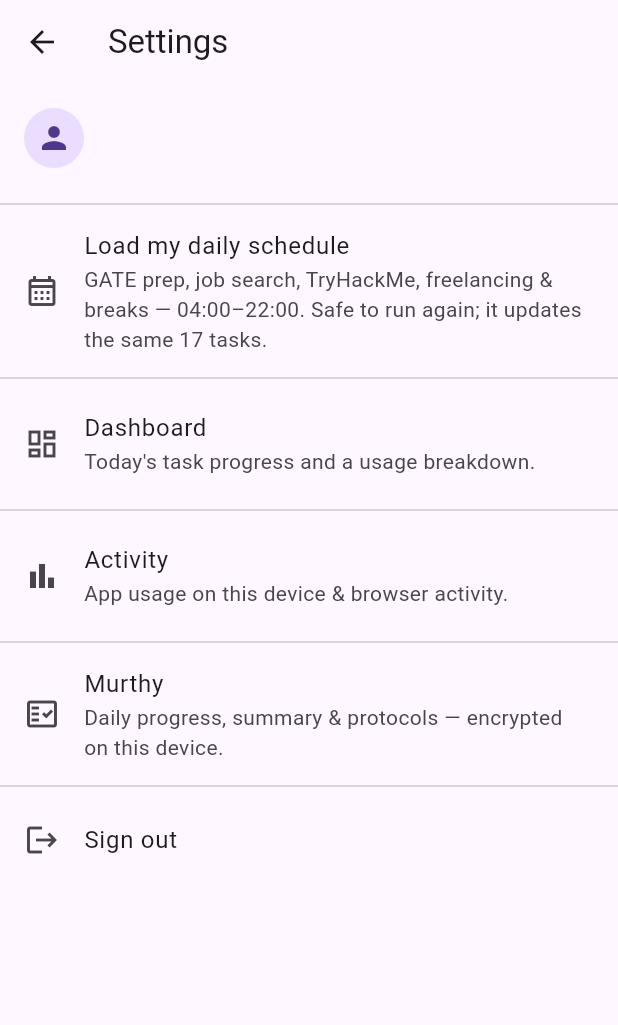
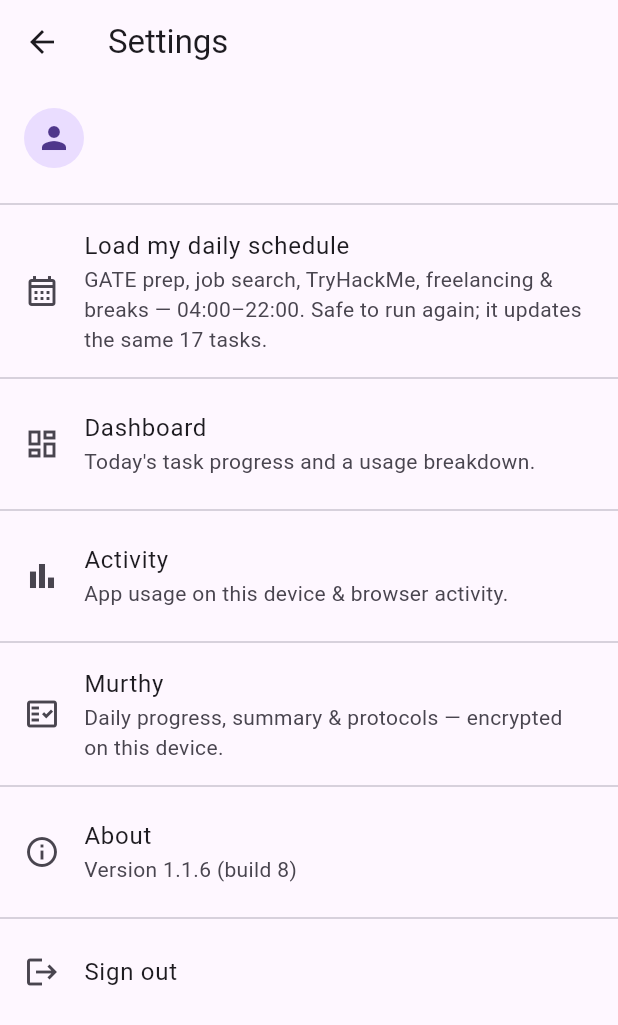
Before and after one commit to ghostsvector/daily_routine, a Flutter app: the SettingsScreen screen opened directly, on a phone screen of 412 x 824 dp. Shown: the top 1025 px of the screen. Run offline on Flutter 3.47's test engine with Material 3 defaults, Android fonts, the phone set to English and light mode, and no system bars; our stand-ins replace cloud_firestore, firebase_core, flutter_dotenv, flutter_riverpod, flutter_secure_storage, go_router and 1 more; missing offline and left inert: daily_routine_sdk, encrypt; accounts and stored records are empty.

Commit message:
Show app version under Settings > About
Bumps to 1.1.6. Adds package_info_plus so the installed version/build
number is visible from within the app itself (not just via `dpkg -l` on
desktop) — useful on mobile especially, where there's no package-manager
equivalent to check.

Co-Authored-By: Claude Sonnet 5 <noreply@anthropic.com>

```diff
--- a/lib/features/settings/screens/settings_screen.dart
+++ b/lib/features/settings/screens/settings_screen.dart
@@ -1,10 +1,15 @@
 import 'package:flutter/material.dart';
 import 'package:flutter_riverpod/flutter_riverpod.dart';
 import 'package:go_router/go_router.dart';
+import 'package:package_info_plus/package_info_plus.dart';
 
 import '../../../core/providers.dart';
 import '../../auth/providers/auth_providers.dart';
 import '../../routines/data/gate_daily_schedule.dart';
+
+final _packageInfoProvider = FutureProvider<PackageInfo>(
+  (ref) => PackageInfo.fromPlatform(),
+);
 
 class SettingsScreen extends ConsumerStatefulWidget {
   const SettingsScreen({super.key});
@@ -35,6 +40,7 @@ class _SettingsScreenState extends ConsumerState<SettingsScreen> {
   @override
   Widget build(BuildContext context) {
     final user = ref.watch(currentUserProvider);
+    final packageInfo = ref.watch(_packageInfoProvider);
 
     return Scaffold(
       appBar: AppBar(title: const Text('Settings')),
@@ -90,6 +96,18 @@ class _SettingsScreenState extends ConsumerState<SettingsScreen> {
           ),
           const Divider(),
           ListTile(
+            leading: const Icon(Icons.info_outline),
+            title: const Text('About'),
+            subtitle: Text(
+              packageInfo.when(
+                data: (info) => 'Version ${info.version} (build ${info.buildNumber})',
+                loading: () => 'Loading version…',
+                error: (_, _) => 'Version unavailable',
+              ),
+            ),
+          ),
+          const Divider(),
+          ListTile(
             leading: const Icon(Icons.logout),
             title: const Text('Sign out'),
             onTap: () => ref.read(authServiceProvider).signOut(),
--- a/pubspec.yaml
+++ b/pubspec.yaml
@@ -16,7 +16,7 @@ publish_to: 'none' # Remove this line if you wish to publish to pub.dev
 # https://developer.apple.com/library/archive/documentation/General/Reference/InfoPlistKeyReference/Articles/CoreFoundationKeys.html
 # In Windows, build-name is used as the major, minor, and patch parts
 # of the product and file versions while build-number is used as the build suffix.
-version: 1.1.5+7
+version: 1.1.6+8
 
 environment:
   sdk: ^3.12.2
@@ -52,6 +52,7 @@ dependencies:
   encrypt: ^5.0.3
   flutter_secure_storage: ^11.0.0
   http: ^1.6.0
+  package_info_plus: ^10.2.1
 dev_dependencies:
   flutter_test:
     sdk: flutter
```
Also changed, not shown: pubspec.lock, 1 other file.
